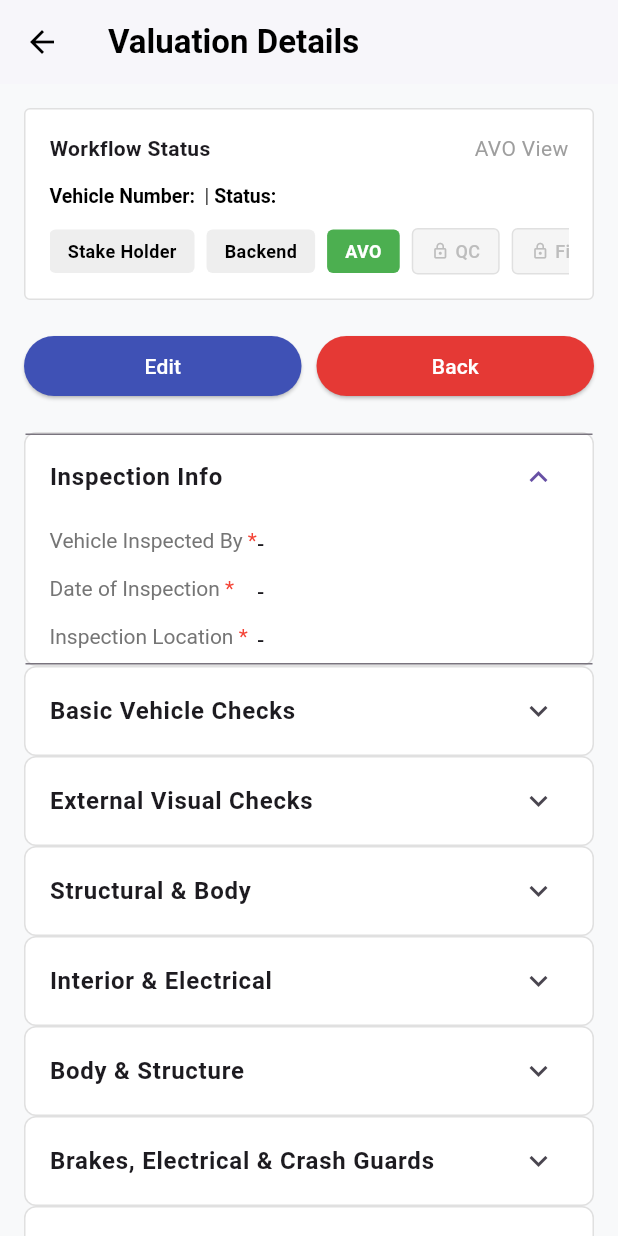
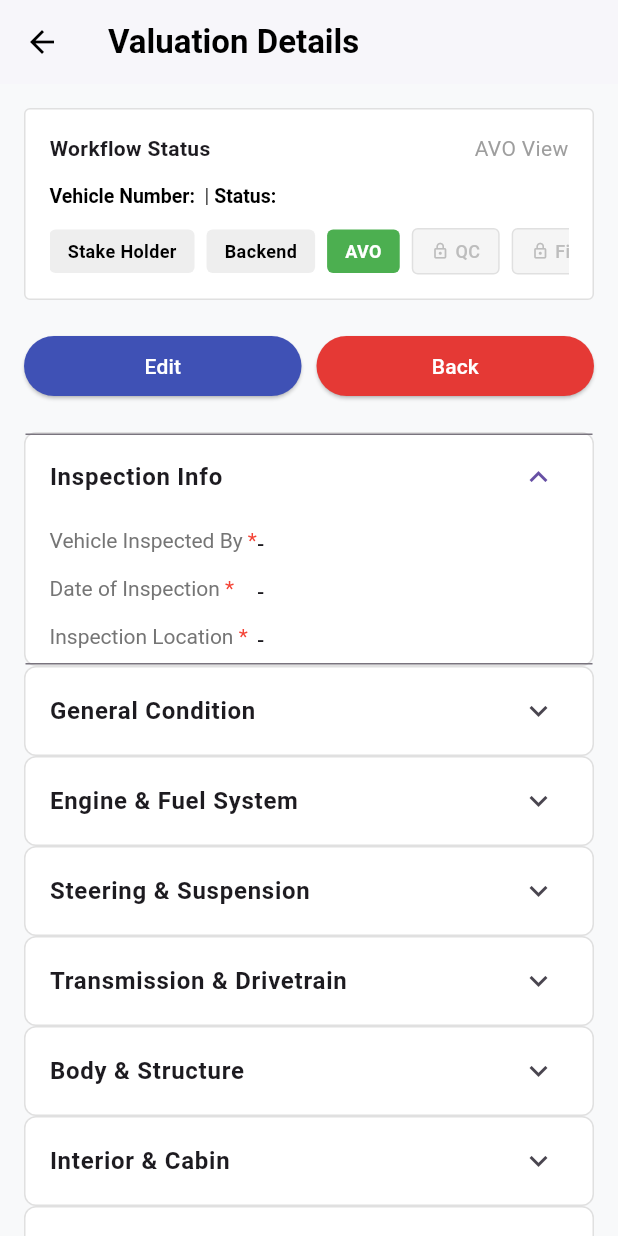
Before and after one commit to suryagodavarthi/prontomoto-app, a Flutter app: the InspectionFormPage screen opened directly with empty values, on a phone screen of 412 x 824 dp. Run offline on Flutter 3.47's test engine with Material 3 defaults, Android fonts, the phone set to English and light mode, and no system bars; our stand-ins replace camera, file_picker, firebase_auth, firebase_core, local_auth, permission_handler and 1 more; accounts and stored records are empty; network calls fail.

Commit message:
Reorganize AVO inspection form into functional sections per vehicle type
Replace vehicle-type-labeled sections ('4W Specific', 'CV Specific',
'2W Specific', 'CE Specific', 'BUS Specific', 'FE Specific') with
11 functional category sections that match Excel sheet headings:
General Condition, Engine & Fuel System, Steering & Suspension,
Transmission & Drivetrain, Body & Structure, Interior & Cabin,
Electrical & Instruments, Brakes & Safety, Hydraulics & Lifting,
Ground Engagement & Implements.

Add hv() helper that hides entire section containers when no fields
inside them are relevant for the current vehicle type — so a 4W case
shows only 4W-relevant sections, a 2W case shows only 2W-relevant
sections, etc.

Co-Authored-By: Claude Sonnet 4.6 <noreply@anthropic.com>

```diff
--- a/lib/avo_dashboard.dart
+++ b/lib/avo_dashboard.dart
@@ -2466,9 +2466,14 @@ class _InspectionFormPageState extends State<InspectionFormPage> {
       return _buildBoolDropdown(label, c, trueLabel: t, falseLabel: f, isEditable: canEdit, isMandatory: req);
     }
 
+    // Returns true if at least one field key in the list is visible for the current vehicle type.
+    // Used to hide entire section containers when no fields inside them are relevant.
+    bool hv(List<String> keys) => keys.any((k) => _showField(k));
+
     return Form(
       key: _avoFormKey,
       child: Column(children: [
+        // ── 1. INSPECTION INFO (always visible) ─────────────────────────────
         _buildSectionContainer("Inspection Info", [
           tf("Vehicle Inspected By", "vehicleInspectedBy", _vehicleInspectedByController, required: true),
           if (_showField('inspectionDate'))
@@ -2476,7 +2481,10 @@ class _InspectionFormPageState extends State<InspectionFormPage> {
           tf("Inspection Location", "inspectionLocation", _inspectionLocationController, required: true),
         ], isOpen: true),
 
-        _buildSectionContainer("Basic Vehicle Checks", [
+        // ── 2. GENERAL CONDITION ────────────────────────────────────────────
+        if (hv(['vehicleMoved', 'engineStarted', 'odometer', 'vinPlate', 'bodyType',
+                 'tyreCondition', 'otherAccessoryFitment', 'roadWorthyCondition']))
+          _buildSectionContainer("General Condition", [
             bd("Vehicle Moved", "vehicleMoved", _vehicleMovedController),
             bd("Engine Started", "engineStarted", _engineStartedController),
             tf("Odometer (km)", "odometer", _odometerController, kb: TextInputType.number),
@@ -2484,166 +2492,201 @@ class _InspectionFormPageState extends State<InspectionFormPage> {
             tf("Body Type", "bodyType", _bodyTypeController),
             bd("Overall Tyre Condition", "tyreCondition", _overallTyreConditionController, t: "Good", f: "Not Good"),
             bd("Other Accessories Fitted", "otherAccessoryFitment", _otherAccessoryFitmentController),
-        ]),
-
-        _buildSectionContainer("External Visual Checks", [
-          tf("Windshield / Glass", "windshieldGlass", _windshieldGlassController),
             bd("Road Worthy Condition", "roadWorthyCondition", _roadWorthyConditionController, t: "OK", f: "Not OK"),
+          ]),
+
+        // ── 3. ENGINE & FUEL SYSTEM ─────────────────────────────────────────
+        if (hv(['engineCondition', 'fuelSystem', 'fuelTankCondition', 'fuelTankFe',
+                 'radiator', 'interCooler', 'allHosePipes', 'batteryCondition']))
+          _buildSectionContainer("Engine & Fuel System", [
             bd("Engine Condition", "engineCondition", _engineConditionController, t: "Good", f: "Not Good"),
+            tf("Fuel System", "fuelSystem", _fuelSystemController),
+            tf("Fuel Tank Condition", "fuelTankCondition", _fuelTankConditionController),
+            tf("Fuel Tank (FE)", "fuelTankFe", _fuelTankFeController),
+            tf("Radiator", "radiator", _radiatorController),
+            tf("Intercooler", "interCooler", _intercoolerController),
+            tf("All Hose & Pipes", "allHosePipes", _allHosePipesController),
+            tf("Battery Condition", "batteryCondition", _batteryConditionController),
+          ]),
+
+        // ── 4. STEERING & SUSPENSION ────────────────────────────────────────
+        if (hv(['brakeSystem', 'suspensionSystem', 'steeringSystem', 'steeringWheel',
+                 'steeringColumn', 'steeringBox', 'steeringLinkages', 'steeringHandle', 'frontForkAssy']))
+          _buildSectionContainer("Steering & Suspension", [
+            bd("Brake System", "brakeSystem", _brakeSystemController, t: "Good", f: "Not Good"),
             bd("Suspension System", "suspensionSystem", _suspensionSystemController, t: "Good", f: "Not Good"),
             bd("Steering Assembly", "steeringSystem", _steeringSystemController, t: "Good", f: "Not Good"),
             tf("Steering Wheel", "steeringWheel", _steeringWheelController),
             tf("Steering Column", "steeringColumn", _steeringColumnController),
             tf("Steering Box", "steeringBox", _steeringBoxController),
             tf("Steering Linkages", "steeringLinkages", _steeringLinkagesController),
-          tf("Fuel System", "fuelSystem", _fuelSystemController),
-          bd("Brake System", "brakeSystem", _brakeSystemController, t: "Good", f: "Not Good"),
-        ]),
-
-        _buildSectionContainer("Structural & Body", [
+            tf("Steering Handle", "steeringHandle", _steeringHandleController),
+            tf("Front Fork Assembly", "frontForkAssy", _frontForkAssyController),
+          ]),
+
+        // ── 5. TRANSMISSION & DRIVETRAIN ────────────────────────────────────
+        if (hv(['clutchSystem', 'gearboxAssembly', 'propellerShaft', 'differentialAssy',
+                 'driveShafts', 'chainSprocket', 'powerTakeOff', 'retarder',
+                 'differentialLock', 'pto', 'frontAxleFe']))
+          _buildSectionContainer("Transmission & Drivetrain", [
+            bd("Clutch System", "clutchSystem", _clutchSystemController, t: "Good", f: "Not Good"),
+            bd("Gearbox Assembly", "gearboxAssembly", _gearboxAssemblyController, t: "Good", f: "Not Good"),
+            bd("Propeller Shaft", "propellerShaft", _propellerShaftController, t: "Good", f: "Not Good"),
+            bd("Differential Assembly", "differentialAssy", _differentialAssyController, t: "Good", f: "Not Good"),
+            tf("Drive Shafts", "driveShafts", _driveShaftsController),
+            tf("Chain & Sprocket", "chainSprocket", _chainSprocketController),
+            tf("Power Take Off", "powerTakeOff", _powerTakeOffController),
+            tf("Retarder", "retarder", _retarderController),
+            tf("Differential Lock", "differentialLock", _differentialLockController),
+            tf("PTO", "pto", _ptoController),
+            tf("Front Axle (FE)", "frontAxleFe", _frontAxleFeController),
+          ]),
+
+        // ── 6. BODY & STRUCTURE ─────────────────────────────────────────────
+        if (hv(['chassisCondition', 'exteriorCondition', 'bodyCondition', 'interiorCondition',
+                 'bonnet', 'bumpers', 'doors', 'fenders', 'rightSideWing', 'leftSideWing',
+                 'tailGate', 'loadFloor', 'mudguards', 'allGlasses', 'paintWork', 'windshieldGlass',
+                 'frontFairing', 'rearCowls', 'mainStand', 'sideStand', 'frontMudGuard', 'rearMudGuard',
+                 'alloyWheelRim', 'handleBarGrips', 'footRest', 'sideFenders', 'sideUnderRunProtection',
+                 'coachCondition', 'frontWeights', 'rearWeights', 'ropsCanopy', 'counterWeight',
+                 'frontAxles', 'rearAxles', 'boom', 'bucket', 'chainTrack',
+                 'hydraulicCylinders', 'swingUnit']))
+          _buildSectionContainer("Body & Structure", [
             bd("Chassis Condition", "chassisCondition", _chassisConditionController, t: "Good", f: "Not Good"),
             tf("Exterior Condition", "exteriorCondition", _exteriorConditionController),
             tf("Interior Condition", "interiorCondition", _interiorConditionController),
+            tf("Body Condition", "bodyCondition", _bodyConditionController),
             tf("Bonnet", "bonnet", _bonnetController),
-          tf("Body Condition", "bodyCondition", _bodyConditionController),
-          tf("Battery Condition", "batteryCondition", _batteryConditionController),
             bd("Paint Work", "paintWork", _paintWorkController, t: "Good", f: "Not Good"),
-          tf("Audio", "audio", _audioController),
-          bd("Clutch System", "clutchSystem", _clutchSystemController, t: "Good", f: "Not Good"),
-          bd("Gearbox Assembly", "gearboxAssembly", _gearboxAssemblyController, t: "Good", f: "Not Good"),
-          bd("Propeller Shaft", "propellerShaft", _propellerShaftController, t: "Good", f: "Not Good"),
+            tf("Windshield / Glass", "windshieldGlass", _windshieldGlassController),
+            tf("Bumpers", "bumpers", _bumpersController),
+            tf("Doors", "doors", _doorsController),
+            tf("Fenders", "fenders", _fendersController),
+            tf("Side Fenders", "sideFenders", _sideFendersController),
+            tf("Right Side Wing", "rightSideWing", _rightSideWingController),
+            tf("Left Side Wing", "leftSideWing", _leftSideWingController),
+            tf("Tail Gate", "tailGate", _tailGateController),
+            tf("Load Floor", "loadFloor", _loadFloorController),
             tf("Mudguards", "mudguards", _mudguardsController),
             tf("All Glasses", "allGlasses", _allGlassesController),
+            tf("Front Axles", "frontAxles", _frontAxlesController),
+            tf("Rear Axles", "rearAxles", _rearAxlesController),
+            tf("Front Fairing", "frontFairing", _frontFairingController),
+            tf("Rear Cowls", "rearCowls", _rearCowlsController),
+            tf("Main Stand", "mainStand", _mainStandController),
+            tf("Side Stand", "sideStand", _sideStandController),
+            tf("Front Mud Guard", "frontMudGuard", _frontMudGuardController),
+            tf("Rear Mud Guard", "rearMudGuard", _rearMudGuardController),
+            tf("Alloy Wheel / Rim", "alloyWheelRim", _alloyWheelRimController),
+            tf("Handle Bar Grips", "handleBarGrips", _handleBarGripsController),
+            tf("Foot Rest", "footRest", _footRestController),
+            tf("Side Under-Run Protection", "sideUnderRunProtection", _sideUnderRunProtectionController),
+            tf("Coach Condition", "coachCondition", _coachConditionController),
+            tf("Front Weights", "frontWeights", _frontWeightsController),
+            tf("Rear Weights", "rearWeights", _rearWeightsController),
+            tf("ROPS / Canopy", "ropsCanopy", _ropsCanopyController),
+            tf("Counter Weight", "counterWeight", _counterWeightController),
             tf("Boom", "boom", _boomController),
             tf("Bucket", "bucket", _bucketController),
             tf("Chain Track", "chainTrack", _chainTrackController),
             tf("Hydraulic Cylinders", "hydraulicCylinders", _hydraulicCylindersController),
             tf("Swing Unit", "swingUnit", _swingUnitController),
-          bd("Differential Assembly", "differentialAssy", _differentialAssyController, t: "Good", f: "Not Good"),
-        ]),
-
-        _buildSectionContainer("Interior & Electrical", [
+          ]),
+
+        // ── 7. INTERIOR & CABIN ─────────────────────────────────────────────
+        if (hv(['cabinCondition', 'dashBoard', 'seats', 'upholestry', 'interiorTrims',
+                 'audio', 'airConditioner', 'airBags', 'sunRoof', 'headLamps', 'front', 'rear',
+                 'axles', 'cabCondition', 'passengerSeats', 'emergencyExits',
+                 'luggageCompartment', 'acSystem', 'destinationBoard', 'seatCondition']))
+          _buildSectionContainer("Interior & Cabin", [
             tf("Cabin Condition", "cabinCondition", _cabinController),
             tf("Dashboard Condition", "dashBoard", _dashboardController),
             tf("Seats Condition", "seats", _seatsController),
             tf("Upholestry", "upholestry", _upholestryController),
             tf("Interior Trims", "interiorTrims", _interiorTrimsController),
+            tf("Audio", "audio", _audioController),
+            tf("Air Conditioner", "airConditioner", _airConditionerController),
+            tf("Air Bags", "airBags", _airBagsController),
+            tf("Sun Roof", "sunRoof", _sunRoofController),
             tf("Head Lamps", "headLamps", _headLampsController),
             tf("Front View", "front", _frontController),
             tf("Rear View", "rear", _rearController),
             tf("Axles", "axles", _axlesController),
-          tf("Air Conditioner", "airConditioner", _airConditionerController),
+            tf("Cab Condition", "cabCondition", _cabConditionController),
+            tf("Passenger Seats", "passengerSeats", _passengerSeatsController),
+            tf("Emergency Exits", "emergencyExits", _emergencyExitsController),
+            tf("Luggage Compartment", "luggageCompartment", _luggageCompartmentController),
+            tf("AC System", "acSystem", _acSystemController),
+            tf("Destination Board", "destinationBoard", _destinationBoardController),
+            tf("Seat Condition", "seatCondition", _seatConditionController),
+          ]),
+
+        // ── 8. ELECTRICAL & INSTRUMENTS ─────────────────────────────────────
+        if (hv(['electricalSystem', 'tailLightsIndicators', 'wiringAssy', 'headLight',
+                 'tailLight', 'indicators', 'hornCondition', 'mirrorCondition',
+                 'sideMirrors', 'speedoMeter']))
+          _buildSectionContainer("Electrical & Instruments", [
             tf("Electric Assembly", "electricalSystem", _electricAssemblyController),
-          tf("Radiator", "radiator", _radiatorController),
-          tf("Intercooler", "interCooler", _intercoolerController),
-          tf("All Hose & Pipes", "allHosePipes", _allHosePipesController),
-        ]),
-
-        _buildSectionContainer("Body & Structure", [
-          tf("Speedometer", "speedoMeter", _speedoMeterController),
-          tf("Drive Shafts", "driveShafts", _driveShaftsController),
-          tf("Steering Handle", "steeringHandle", _steeringHandleController),
-          tf("Front Fork Assembly", "frontForkAssy", _frontForkAssyController),
-          tf("Front Fairing", "frontFairing", _frontFairingController),
-          tf("Rear Cowls", "rearCowls", _rearCowlsController),
-          tf("Bumpers", "bumpers", _bumpersController),
-          tf("Doors", "doors", _doorsController),
-          tf("Fenders", "fenders", _fendersController),
-          tf("Right Side Wing", "rightSideWing", _rightSideWingController),
-          tf("Left Side Wing", "leftSideWing", _leftSideWingController),
-          tf("Tail Gate", "tailGate", _tailGateController),
-          tf("Load Floor", "loadFloor", _loadFloorController),
-          tf("Front Axles", "frontAxles", _frontAxlesController),
-          tf("Rear Axles", "rearAxles", _rearAxlesController),
-        ]),
-
-        _buildSectionContainer("Brakes, Electrical & Crash Guards", [
-          tf("Parking Brake", "parkingBrake", _parkingBrakeController),
-          tf("ABS", "abs", _absController),
             tf("Tail Lights / Indicators", "tailLightsIndicators", _tailLightsIndicatorsController),
             tf("Wiring Assembly", "wiringAssy", _wiringAssyController),
-          tf("Front Crash Guard", "frontCrashGuard", _frontCrashGuardController),
-          tf("Rear Crash Guard", "rearCrashGuard", _rearCrashGuardController),
-        ]),
-
-        _buildSectionContainer("4W Specific", [
-          tf("Air Bags", "airBags", _airBagsController),
-          tf("Sun Roof", "sunRoof", _sunRoofController),
-          tf("Side Fenders", "sideFenders", _sideFendersController),
-        ]),
-
-        _buildSectionContainer("CV Specific", [
-          tf("Hydraulic Lift", "hydraulicLift", _hydraulicLiftController),
-          tf("Side Under-Run Protection", "sideUnderRunProtection", _sideUnderRunProtectionController),
-        ]),
-
-        _buildSectionContainer("2W Specific", [
-          tf("Main Stand", "mainStand", _mainStandController),
-          tf("Side Stand", "sideStand", _sideStandController),
-          tf("Front Mud Guard", "frontMudGuard", _frontMudGuardController),
-          tf("Rear Mud Guard", "rearMudGuard", _rearMudGuardController),
-          tf("Fuel Tank Condition", "fuelTankCondition", _fuelTankConditionController),
-          tf("Chain & Sprocket", "chainSprocket", _chainSprocketController),
-          tf("Front Brake Condition", "frontBrakeCondition", _frontBrakeConditionController),
-          tf("Rear Brake Condition", "rearBrakeCondition", _rearBrakeConditionController),
             tf("Head Light", "headLight", _headLightController),
             tf("Tail Light", "tailLight", _tailLightController),
             tf("Indicators", "indicators", _indicatorsController),
             tf("Horn Condition", "hornCondition", _hornConditionController),
             tf("Mirror Condition", "mirrorCondition", _mirrorConditionController),
-          tf("Seat Condition", "seatCondition", _seatConditionController),
-          tf("Handle Bar Grips", "handleBarGrips", _handleBarGripsController),
-          tf("Foot Rest", "footRest", _footRestController),
-          tf("Alloy Wheel / Rim", "alloyWheelRim", _alloyWheelRimController),
-        ]),
-
-        _buildSectionContainer("CE / Construction Equipment Specific", [
-          tf("Retarder", "retarder", _retarderController),
-          tf("Differential Lock", "differentialLock", _differentialLockController),
-          tf("PTO", "pto", _ptoController),
+            tf("Side Mirrors", "sideMirrors", _sideMirrorsController),
+            tf("Speedometer", "speedoMeter", _speedoMeterController),
+          ]),
+
+        // ── 9. BRAKES & SAFETY ──────────────────────────────────────────────
+        if (hv(['parkingBrake', 'abs', 'frontCrashGuard', 'rearCrashGuard',
+                 'frontBrakeCondition', 'rearBrakeCondition',
+                 'rightIndividualBrakes', 'leftIndividualBrakes']))
+          _buildSectionContainer("Brakes & Safety", [
+            tf("Parking Brake", "parkingBrake", _parkingBrakeController),
+            tf("ABS", "abs", _absController),
+            tf("Front Crash Guard", "frontCrashGuard", _frontCrashGuardController),
+            tf("Rear Crash Guard", "rearCrashGuard", _rearCrashGuardController),
+            tf("Front Brake Condition", "frontBrakeCondition", _frontBrakeConditionController),
+            tf("Rear Brake Condition", "rearBrakeCondition", _rearBrakeConditionController),
+            tf("Right Individual Brakes", "rightIndividualBrakes", _rightIndividualBrakesController),
+            tf("Left Individual Brakes", "leftIndividualBrakes", _leftIndividualBrakesController),
+          ]),
+
+        // ── 10. HYDRAULICS & LIFTING ────────────────────────────────────────
+        if (hv(['hydraulicSystem', 'hydraulicLift', 'hydraulicLiftFe', 'boomArm',
+                 'bucketCondition', 'bladeCondition', 'liftingCapacity',
+                 'threePointLinkage', 'hitchSystem']))
+          _buildSectionContainer("Hydraulics & Lifting", [
             tf("Hydraulic System", "hydraulicSystem", _hydraulicSystemController),
+            tf("Hydraulic Lift", "hydraulicLift", _hydraulicLiftController),
+            tf("Hydraulic Lift (FE)", "hydraulicLiftFe", _hydraulicLiftFeController),
             tf("Boom / Arm", "boomArm", _boomArmController),
             tf("Bucket Condition", "bucketCondition", _bucketConditionController),
             tf("Blade Condition", "bladeCondition", _bladeConditionController),
             tf("Lifting Capacity", "liftingCapacity", _liftingCapacityController),
-          tf("Tyre Condition (CE)", "tyreConditionCe", _tyreConditionCeController),
+            tf("Three Point Linkage", "threePointLinkage", _threePointLinkageController),
+            tf("Hitch System", "hitchSystem", _hitchSystemController),
+          ]),
+
+        // ── 11. GROUND ENGAGEMENT & IMPLEMENTS ─────────────────────────────
+        if (hv(['underCarriage', 'crawlerTracks', 'steelRims', 'tyreConditionCe',
+                 'attachmentCondition', 'rockBreaker', 'implementAttachments',
+                 'frontTyreCondition', 'rearTyreCondition', 'rearDrawbar']))
+          _buildSectionContainer("Ground Engagement & Implements", [
             tf("Under Carriage", "underCarriage", _underCarriageController),
             tf("Crawler Tracks", "crawlerTracks", _crawlerTracksController),
             tf("Steel Rims", "steelRims", _steelRimsController),
+            tf("Tyre Condition (CE)", "tyreConditionCe", _tyreConditionCeController),
             tf("Attachment Condition", "attachmentCondition", _attachmentConditionController),
-          tf("Cab Condition", "cabCondition", _cabConditionController),
-          tf("Counter Weight", "counterWeight", _counterWeightController),
             tf("Rock Breaker", "rockBreaker", _rockBreakerController),
-        ]),
-
-        _buildSectionContainer("BUS Specific", [
-          tf("Coach Condition", "coachCondition", _coachConditionController),
-          tf("Passenger Seats", "passengerSeats", _passengerSeatsController),
-          tf("Emergency Exits", "emergencyExits", _emergencyExitsController),
-          tf("Luggage Compartment", "luggageCompartment", _luggageCompartmentController),
-          tf("AC System", "acSystem", _acSystemController),
-          tf("Destination Board", "destinationBoard", _destinationBoardController),
-          tf("Side Mirrors", "sideMirrors", _sideMirrorsController),
-        ]),
-
-        _buildSectionContainer("FE / Farm Equipment Specific", [
-          tf("Right Individual Brakes", "rightIndividualBrakes", _rightIndividualBrakesController),
-          tf("Left Individual Brakes", "leftIndividualBrakes", _leftIndividualBrakesController),
-          tf("Three Point Linkage", "threePointLinkage", _threePointLinkageController),
-          tf("Power Take Off", "powerTakeOff", _powerTakeOffController),
-          tf("Hitch System", "hitchSystem", _hitchSystemController),
-          tf("Hydraulic Lift (FE)", "hydraulicLiftFe", _hydraulicLiftFeController),
-          tf("Front Weights", "frontWeights", _frontWeightsController),
-          tf("Rear Weights", "rearWeights", _rearWeightsController),
-          tf("ROPS / Canopy", "ropsCanopy", _ropsCanopyController),
+            tf("Implement Attachments", "implementAttachments", _implementAttachmentsController),
             tf("Front Tyre Condition", "frontTyreCondition", _frontTyreConditionController),
             tf("Rear Tyre Condition", "rearTyreCondition", _rearTyreConditionController),
-          tf("Implement Attachments", "implementAttachments", _implementAttachmentsController),
-          tf("Fuel Tank (FE)", "fuelTankFe", _fuelTankFeController),
-          tf("Front Axle (FE)", "frontAxleFe", _frontAxleFeController),
             tf("Rear Drawbar", "rearDrawbar", _rearDrawbarController),
           ]),
 
+        // ── PAYMENT & REMARKS ───────────────────────────────────────────────
         _buildSectionContainer("Payment Collection", [
           if (canEdit)
             _buildDropdown("Payment Status", _paymentStatuses, _selectedPaymentStatus,
```
Lines whose indentation alone changed are shown as unchanged.
